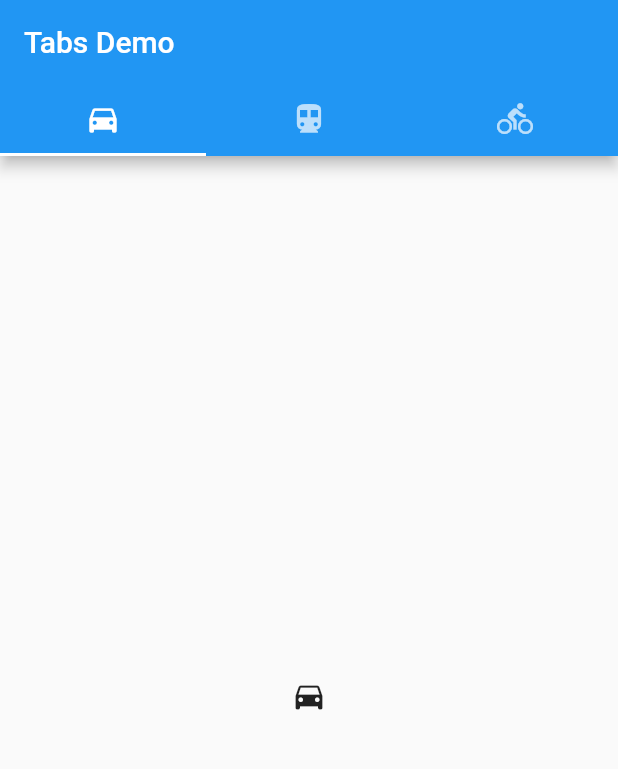
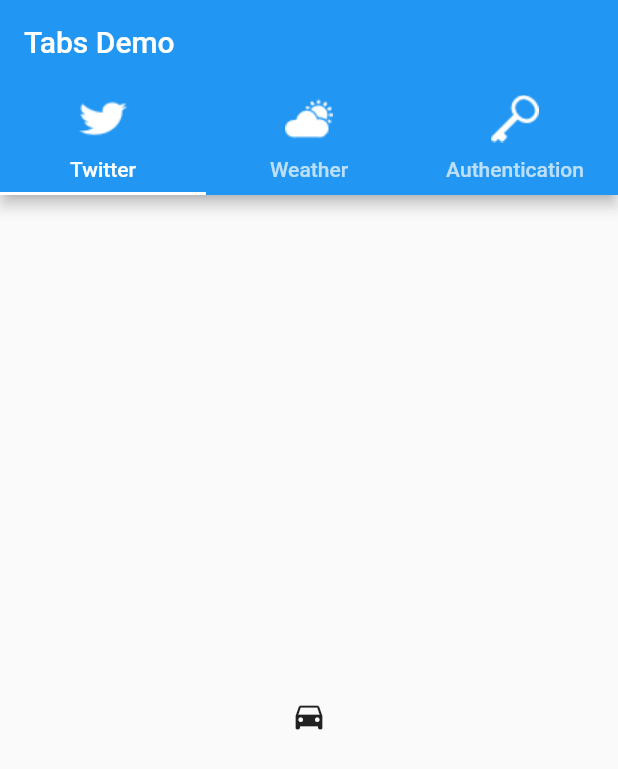
Before and after one commit to zleao/ml_inovdays_flutter, a Flutter app: the screen it shows after launch, on a phone screen of 412 x 824 dp. Shown: the top 769 px of the screen. Run offline on Flutter 3.47's test engine with Material 2 defaults, Android fonts, the phone set to English and light mode, and no system bars.

Commit message:
Add customs images to Tab

```diff
--- a/lib/main.dart
+++ b/lib/main.dart
@@ -14,9 +14,9 @@ class TabBarDemo extends StatelessWidget {
           appBar: AppBar(
             bottom: TabBar(
               tabs: [
-                Tab(icon: Icon(Icons.directions_car)),
-                Tab(icon: Icon(Icons.directions_transit)),
-                Tab(icon: Icon(Icons.directions_bike)),
+                Tab(icon: new Image.asset("images/tab_twitter.png"), text: "Twitter"),
+                Tab(icon: new Image.asset("images/tab_weather.png"), text: "Weather"),
+                Tab(icon: new Image.asset("images/tab_authentication.png"), text: "Authentication"),
               ],
             ),
             title: Text('Tabs Demo'),
--- a/pubspec.yaml
+++ b/pubspec.yaml
@@ -37,8 +37,8 @@ flutter:
   uses-material-design: true
 
   # To add assets to your application, add an assets section, like this:
-  # assets:
-  #  - images/a_dot_burr.jpeg
+  assets:
+    - images/
   #  - images/a_dot_ham.jpeg
 
   # An image asset can refer to one or more resolution-specific "variants", see
```
Also changed, not shown: images/tab_authentication.png (added), images/tab_twitter.png (added), images/tab_weather.png (added).
